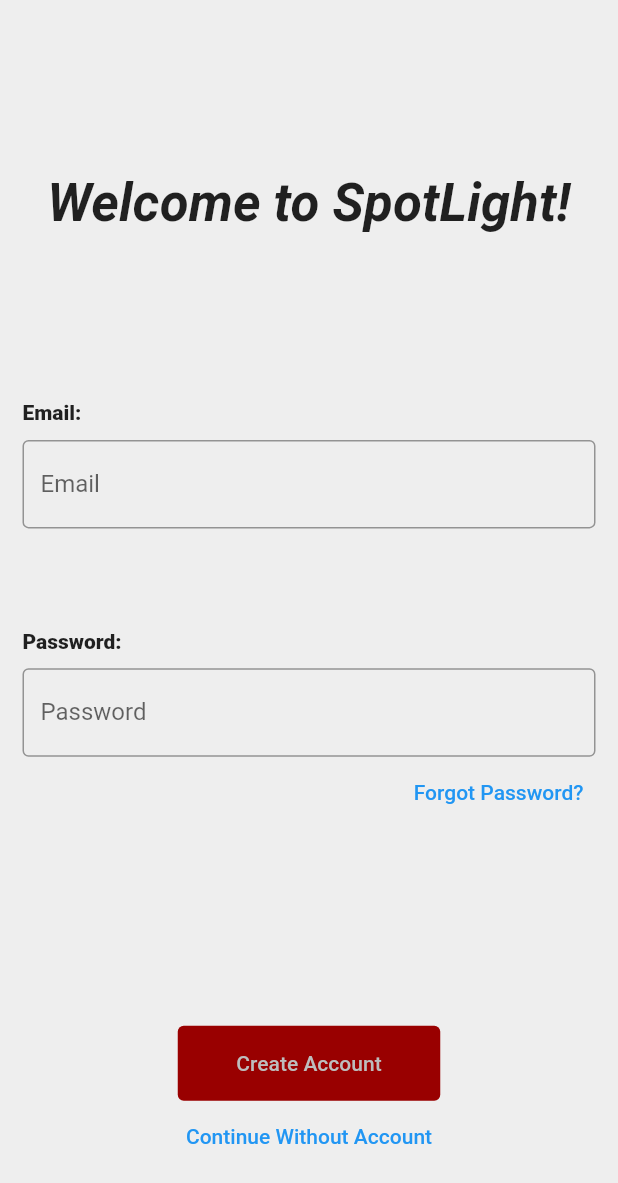
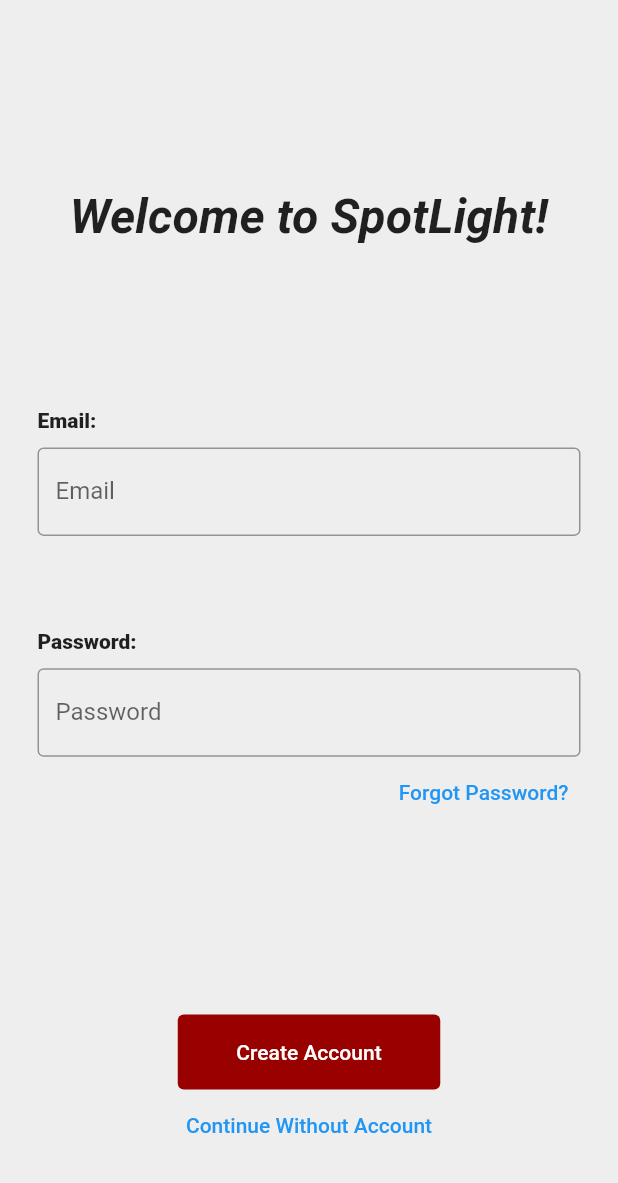
Before and after one commit to astrebe/project-spotlight, a Flutter app: the screen it shows after launch, on a phone screen of 412 x 824 dp. Shown: the top 1183 px of the screen. Run offline on Flutter 3.47's test engine with Material 2 defaults, Android fonts, the phone set to English and light mode, and no system bars.

Commit message:
Finalized Login UI
Login UI has offically been marked as complete on Jira board.

```diff
--- a/spotlight_app/lib/loginscreen.dart
+++ b/spotlight_app/lib/loginscreen.dart
@@ -9,7 +9,7 @@ class LoginScreen extends StatelessWidget {
   @override
   Widget build(BuildContext context) {
     return Container(
-        padding: const EdgeInsets.all(15.0),
+        padding: const EdgeInsets.all(25.0),
         margin: const EdgeInsets.only(top: 100.0),
         child: Row(
           crossAxisAlignment: CrossAxisAlignment.center,
@@ -25,7 +25,7 @@ class LoginScreen extends StatelessWidget {
                     "Welcome to SpotLight!",
                     style: TextStyle(
                         fontWeight: FontWeight.bold,
-                        fontSize: 35,
+                        fontSize: 32,
                         fontStyle: FontStyle.italic),
                     textAlign: TextAlign.center,
                   ),
@@ -105,8 +105,8 @@ class LoginScreen extends StatelessWidget {
                       child: TextButton(
                         style: ButtonStyle(
                           alignment: Alignment.center,
-                          foregroundColor: MaterialStateProperty.all<Color>(
-                              Colors.grey.shade400),
+                          foregroundColor:
+                              MaterialStateProperty.all<Color>(Colors.white),
                           backgroundColor: MaterialStateProperty.all<Color>(
                               const Color.fromARGB(255, 153, 0, 0)),
                         ),
```
